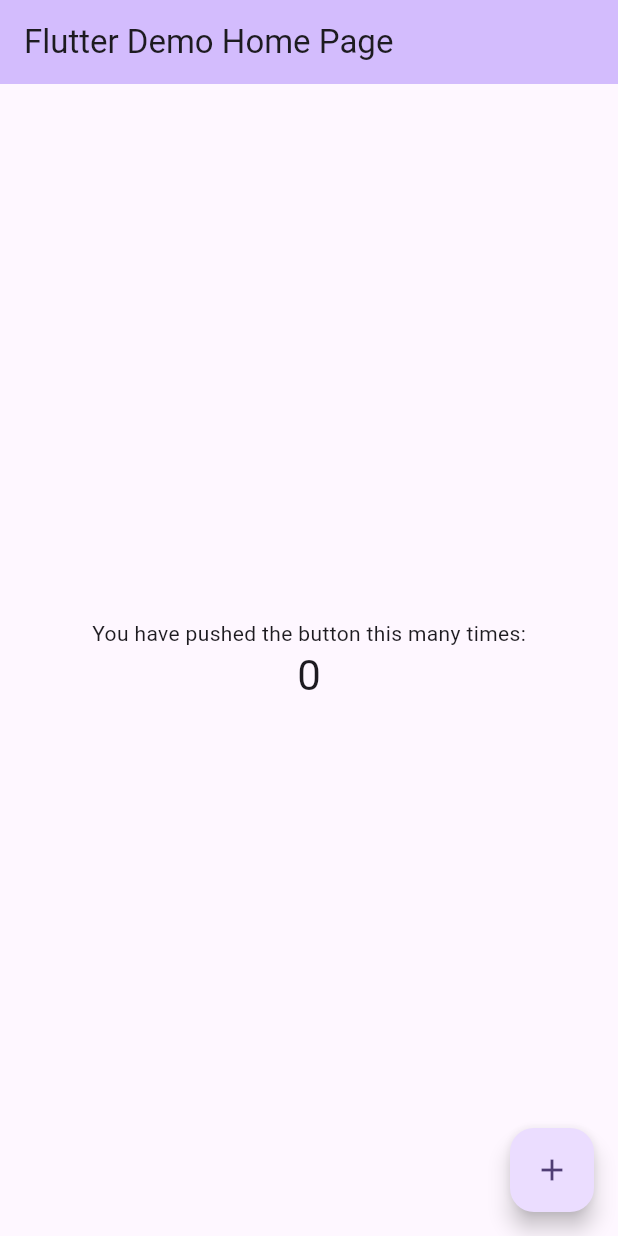
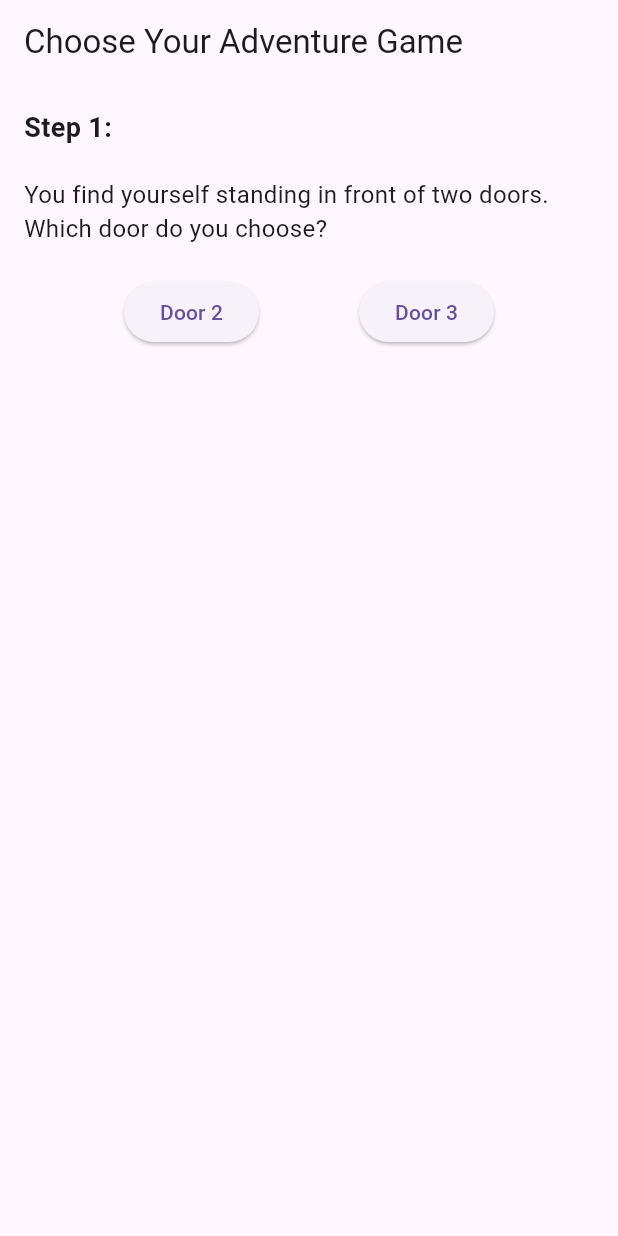
Before and after one commit to gdoeg/itad400-midterm, a Flutter app: the screen it shows after launch, on a phone screen of 412 x 824 dp. Run offline on Flutter 3.47's test engine with Material 3 defaults, Android fonts, the phone set to English and light mode, and no system bars.

Commit message:
I added the main file

```diff
--- a/lib/main.dart
+++ b/lib/main.dart
@@ -1,122 +1,71 @@
 import 'package:flutter/material.dart';
 
-void main() {
-  runApp(const MyApp());
+void main() => runApp(MaterialApp(
+  title: 'Choose Your Adventure Game',
+  home: AdventureGame(),
+));
+
+class AdventureGame extends StatefulWidget {
+  @override
+  _AdventureGameState createState() => _AdventureGameState();
 }
 
-class MyApp extends StatelessWidget {
-  const MyApp({super.key});
+class _AdventureGameState extends State<AdventureGame> {
+  int _currentStep = 1;
 
-  // This widget is the root of your application.
-  @override
-  Widget build(BuildContext context) {
-    return MaterialApp(
-      title: 'Flutter Demo',
-      theme: ThemeData(
-        // This is the theme of your application.
-        //
-        // TRY THIS: Try running your application with "flutter run". You'll see
-        // the application has a purple toolbar. Then, without quitting the app,
-        // try changing the seedColor in the colorScheme below to Colors.green
-        // and then invoke "hot reload" (save your changes or press the "hot
-        // reload" button in a Flutter-supported IDE, or press "r" if you used
-        // the command line to start the app).
-        //
-        // Notice that the counter didn't reset back to zero; the application
-        // state is not lost during the reload. To reset the state, use hot
-        // restart instead.
-        //
-        // This works for code too, not just values: Most code changes can be
-        // tested with just a hot reload.
-        colorScheme: ColorScheme.fromSeed(seedColor: Colors.deepPurple),
-      ),
-      home: const MyHomePage(title: 'Flutter Demo Home Page'),
-    );
-  }
-}
-
-class MyHomePage extends StatefulWidget {
-  const MyHomePage({super.key, required this.title});
-
-  // This widget is the home page of your application. It is stateful, meaning
-  // that it has a State object (defined below) that contains fields that affect
-  // how it looks.
-
-  // This class is the configuration for the state. It holds the values (in this
-  // case the title) provided by the parent (in this case the App widget) and
-  // used by the build method of the State. Fields in a Widget subclass are
-  // always marked "final".
-
-  final String title;
-
-  @override
-  State<MyHomePage> createState() => _MyHomePageState();
-}
-
-class _MyHomePageState extends State<MyHomePage> {
-  int _counter = 0;
-
-  void _incrementCounter() {
+  void _selectOption(int option) {
     setState(() {
-      // This call to setState tells the Flutter framework that something has
-      // changed in this State, which causes it to rerun the build method below
-      // so that the display can reflect the updated values. If we changed
-      // _counter without calling setState(), then the build method would not be
-      // called again, and so nothing would appear to happen.
-      _counter++;
+      _currentStep = option;
     });
   }
 
   @override
   Widget build(BuildContext context) {
-    // This method is rerun every time setState is called, for instance as done
-    // by the _incrementCounter method above.
-    //
-    // The Flutter framework has been optimized to make rerunning build methods
-    // fast, so that you can just rebuild anything that needs updating rather
-    // than having to individually change instances of widgets.
     return Scaffold(
       appBar: AppBar(
-        // TRY THIS: Try changing the color here to a specific color (to
-        // Colors.amber, perhaps?) and trigger a hot reload to see the AppBar
-        // change color while the other colors stay the same.
-        backgroundColor: Theme.of(context).colorScheme.inversePrimary,
-        // Here we take the value from the MyHomePage object that was created by
-        // the App.build method, and use it to set our appbar title.
-        title: Text(widget.title),
+        title: Text('Choose Your Adventure Game'),
       ),
-      body: Center(
-        // Center is a layout widget. It takes a single child and positions it
-        // in the middle of the parent.
+      body: Padding(
+        padding: EdgeInsets.all(16.0),
         child: Column(
-          // Column is also a layout widget. It takes a list of children and
-          // arranges them vertically. By default, it sizes itself to fit its
-          // children horizontally, and tries to be as tall as its parent.
-          //
-          // Column has various properties to control how it sizes itself and
-          // how it positions its children. Here we use mainAxisAlignment to
-          // center the children vertically; the main axis here is the vertical
-          // axis because Columns are vertical (the cross axis would be
-          // horizontal).
-          //
-          // TRY THIS: Invoke "debug painting" (choose the "Toggle Debug Paint"
-          // action in the IDE, or press "p" in the console), to see the
-          // wireframe for each widget.
-          mainAxisAlignment: MainAxisAlignment.center,
+          crossAxisAlignment: CrossAxisAlignment.stretch,
           children: <Widget>[
-            const Text('You have pushed the button this many times:'),
             Text(
-              '$_counter',
-              style: Theme.of(context).textTheme.headlineMedium,
+              'Step $_currentStep: ',
+              style: TextStyle(fontSize: 18, fontWeight: FontWeight.bold),
             ),
+            SizedBox(height: 20),
+            Text(
+              _currentStep == 1
+                  ? 'You find yourself standing in front of two doors. Which door do you choose?'
+                  : _currentStep == 2
+                  ? 'You enter the room and find a treasure chest. What do you want to do?'
+                  : 'Game Over. You have reached the end of the adventure.',
+              style: TextStyle(fontSize: 16),
+            ),
+            SizedBox(height: 20),
+            _currentStep != 3
+                ? Row(
+              mainAxisAlignment: MainAxisAlignment.spaceEvenly,
+              children: <Widget>[
+                ElevatedButton(
+                  onPressed: () {
+                    _selectOption(2 * _currentStep);
+                  },
+                  child: Text('Door ${2 * _currentStep}'),
+                ),
+                ElevatedButton(
+                  onPressed: () {
+                    _selectOption(2 * _currentStep + 1);
+                  },
+                  child: Text('Door ${2 * _currentStep + 1}'),
+                ),
+              ],
+            )
+                : SizedBox(),
           ],
         ),
       ),
-      floatingActionButton: FloatingActionButton(
-        onPressed: _incrementCounter,
-        tooltip: 'Increment',
-        child: const Icon(Icons.add),
-      ), // This trailing comma makes auto-formatting nicer for build methods.
     );
   }
 }
```
